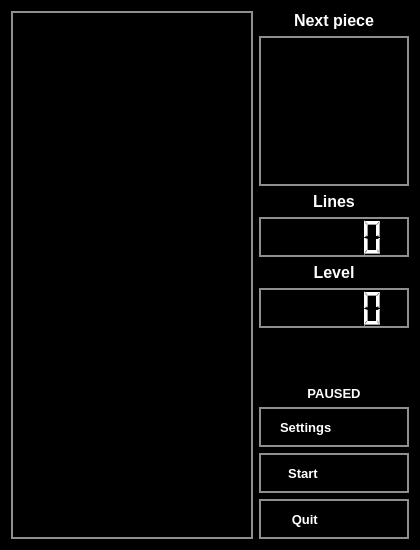
First picture: the form in mainwindow.ui, repository lewyg/qt-tetris, before the edit.
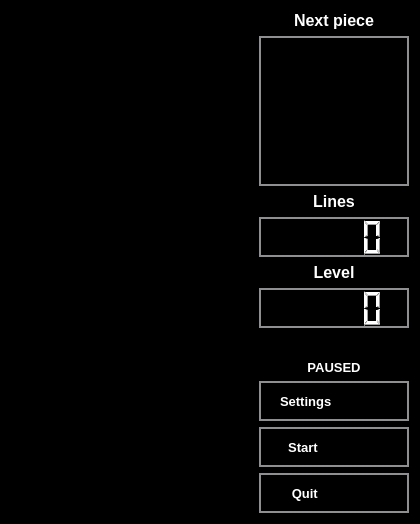
Second picture: the form after the edit. Icons and pictures are not drawn.

```diff
--- a/mainwindow.ui
+++ b/mainwindow.ui
@@ -7,7 +7,7 @@
     <x>0</x>
     <y>0</y>
     <width>418</width>
-    <height>550</height>
+    <height>524</height>
    </rect>
   </property>
   <property name="cursor">
@@ -39,7 +39,7 @@
        <enum>Qt::NoFocus</enum>
       </property>
       <property name="styleSheet">
-       <string notr="true">border-color: rgb(255, 255, 255);border: 2px solid #8f8f91;</string>
+       <string notr="true"/>
       </property>
       <property name="frameShape">
        <enum>QFrame::Box</enum>
```
